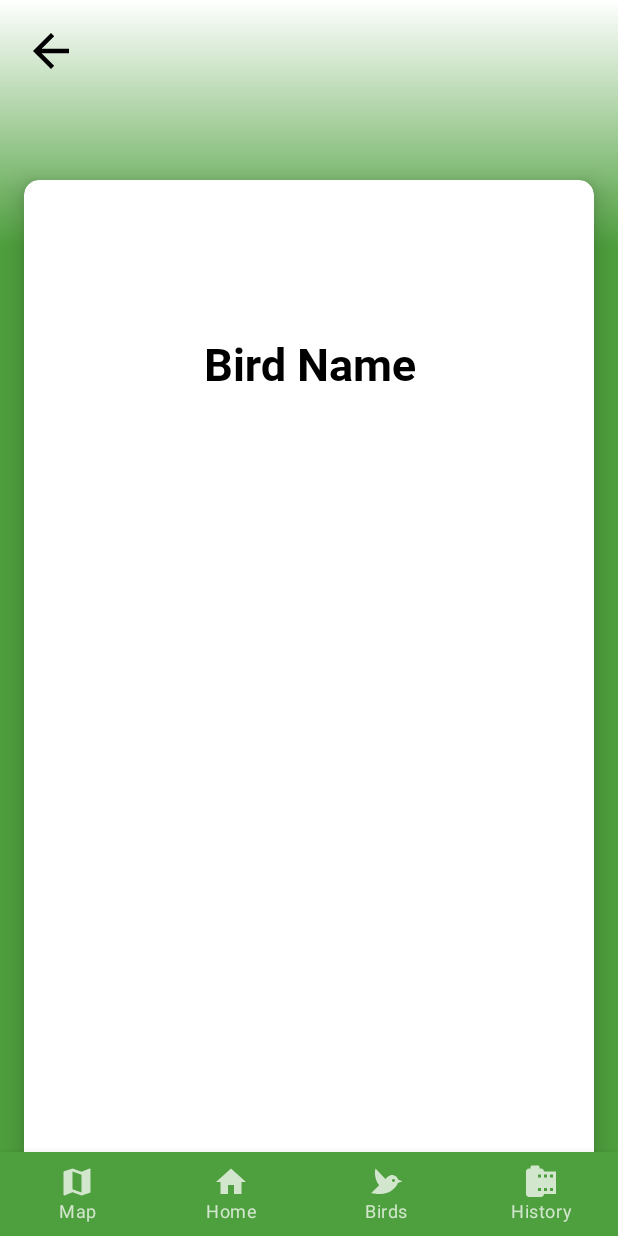
After one commit to michaelwoodsy/BirdWatch-Application, an Android app built with Jetpack Compose: the AddEntryScreen screen opened through its navigation route, on a phone screen of 412 x 824 dp. The commit adds this screen. Run offline under Robolectric (Android 15) with nearby library versions, the phone set to English and light mode, and no system bars; our stand-ins replace Dagger/Hilt's generated code, accompanist.

Commit message:
Add entry skeleton page and navigation

```diff
--- a/app/src/main/java/nz/ac/uclive/ojc31/seng440assignment2/graphs/NavGraph.kt
+++ b/app/src/main/java/nz/ac/uclive/ojc31/seng440assignment2/graphs/NavGraph.kt
@@ -11,7 +11,6 @@ import androidx.compose.runtime.*
 import androidx.compose.runtime.saveable.rememberSaveable
 import androidx.compose.ui.res.stringResource
 import androidx.navigation.NavDestination.Companion.hierarchy
-import androidx.navigation.NavGraph.Companion.findStartDestination
 import androidx.navigation.NavHostController
 import androidx.navigation.compose.NavHost
 import androidx.navigation.compose.composable
@@ -24,10 +23,8 @@ import androidx.compose.ui.unit.IntOffset
 import androidx.compose.ui.unit.dp
 import androidx.navigation.*
 import com.google.accompanist.permissions.ExperimentalPermissionsApi
-import nz.ac.uclive.ojc31.seng440assignment2.screens.BirdHistoryScreen
-import nz.ac.uclive.ojc31.seng440assignment2.screens.MapScreen
-import nz.ac.uclive.ojc31.seng440assignment2.screens.HomeScreen
-import nz.ac.uclive.ojc31.seng440assignment2.screens.SplashScreen
+import nz.ac.uclive.ojc31.seng440assignment2.screens.*
+import nz.ac.uclive.ojc31.seng440assignment2.screens.birdlist.AddEntryScreen
 import nz.ac.uclive.ojc31.seng440assignment2.screens.birdlist.BirdDetailsScreen
 import nz.ac.uclive.ojc31.seng440assignment2.screens.birdlist.BirdListScreen
 import kotlin.math.roundToInt
@@ -35,7 +32,7 @@ import kotlin.math.roundToInt
 @OptIn(ExperimentalPermissionsApi::class)
 @Composable
 fun NavGraph(navController: NavHostController) {
-    val showNavigationBar = rememberSaveable { (mutableStateOf(false))}
+    val showNavigationBar = rememberSaveable { (mutableStateOf(false)) }
     val navBackStackEntry by navController.currentBackStackEntryAsState()
     val destination = navBackStackEntry?.destination
 
@@ -43,8 +40,9 @@ fun NavGraph(navController: NavHostController) {
         Screen.Map,
         Screen.Home,
         Screen.Birds,
-        Screen.History
+        Screen.History,
     )
+
 
     when (destination?.route) {
         Screen.Splash.route -> showNavigationBar.value = false
@@ -73,6 +71,7 @@ fun NavGraph(navController: NavHostController) {
             composable(route = Screen.Home.route) {
                 Box(Modifier.padding(innerPadding)) {
                     HomeScreen(
+                        navController,
                         permissions = listOf(
                             Manifest.permission.CAMERA,
                             Manifest.permission.ACCESS_FINE_LOCATION,
@@ -83,7 +82,7 @@ fun NavGraph(navController: NavHostController) {
             }
             composable(route = Screen.Map.route) {
                 Box(Modifier.padding(innerPadding)) {
-                        MapScreen()
+                    MapScreen(navController = navController)
                 }
             }
             composable(route = Screen.History.route) {
@@ -92,6 +91,7 @@ fun NavGraph(navController: NavHostController) {
                 }
             }
             birdNavGraph(navController = navController, innerPadding = innerPadding)
+            entryNavGraph(navController = navController)
         }
 
     }
@@ -99,7 +99,7 @@ fun NavGraph(navController: NavHostController) {
 
 @OptIn(ExperimentalMaterialApi::class)
 @Composable
-fun SwipeToReturn(navController: NavHostController, content : @Composable ()-> Unit) {
+fun SwipeToReturn(navController: NavHostController, content: @Composable () -> Unit) {
     val configuration = LocalConfiguration.current // probably not the best way to get the size
     val width = configuration.screenWidthDp.dp
     val sizePx = with(LocalDensity.current) { width.toPx() }
@@ -141,7 +141,7 @@ fun SwipeToReturn(navController: NavHostController, content : @Composable ()-> U
 }
 
 fun NavGraphBuilder.birdNavGraph(navController: NavHostController, innerPadding: PaddingValues) {
-    navigation( startDestination = SubScreen.BirdList.route, route = Screen.Birds.route ) {
+    navigation(startDestination = SubScreen.BirdList.route, route = Screen.Birds.route) {
 
         composable(route = SubScreen.BirdList.route) {
             Box(Modifier.padding(innerPadding)) {
@@ -151,7 +151,7 @@ fun NavGraphBuilder.birdNavGraph(navController: NavHostController, innerPadding:
 
         composable(SubScreen.BirdDetails.route, arguments = listOf(
             navArgument(SubScreen.BirdDetails.birdId) { type = NavType.StringType },
-                navArgument(SubScreen.BirdDetails.birdName) { type = NavType.StringType}
+            navArgument(SubScreen.BirdDetails.birdName) { type = NavType.StringType }
         )
         ) {
             val birdId = remember { it.arguments?.getString(SubScreen.BirdDetails.birdId) }
@@ -168,8 +168,28 @@ fun NavGraphBuilder.birdNavGraph(navController: NavHostController, innerPadding:
     }
 }
 
+
+fun NavGraphBuilder.entryNavGraph(
+    navController: NavHostController,
+) {
+    navigation(startDestination = EntrySubScreen.PrevScreen.route, route = Screen.AddEntry.route) {
+
+        composable(
+            EntrySubScreen.AddEntryDetails.route, arguments = listOf()
+        ) {
+            SwipeToReturn(navController = navController) {
+                AddEntryScreen(navController)
+            }
+        }
+    }
+}
+
 @Composable
-fun NavigationBar(navController: NavHostController, items: List<Screen>, showNavigationBar: MutableState<Boolean>) {
+fun NavigationBar(
+    navController: NavHostController,
+    items: List<Screen>,
+    showNavigationBar: MutableState<Boolean>
+) {
     val navBackStackEntry by navController.currentBackStackEntryAsState()
     val currentDestination = navBackStackEntry?.destination
     AnimatedVisibility(
@@ -185,8 +205,8 @@ fun NavigationBar(navController: NavHostController, items: List<Screen>, showNav
 
             items.forEach { screen ->
                 BottomNavigationItem(
-                    selected = currentDestination?.hierarchy?.any {it.route == screen.route} == true,
-                    label = {Text(stringResource(screen.description))},
+                    selected = currentDestination?.hierarchy?.any { it.route == screen.route } == true,
+                    label = { Text(stringResource(screen.description)) },
                     icon = {
                         Icon(
                             painter = painterResource(id = screen.icon),
@@ -194,7 +214,7 @@ fun NavigationBar(navController: NavHostController, items: List<Screen>, showNav
                         )
                     },
                     onClick = {
-                        if (currentDestination?.hierarchy?.any {it.route == screen.route} == false) {
+                        if (currentDestination?.hierarchy?.any { it.route == screen.route } == false) {
                             navController.navigate(screen.route) {
                                 popUpTo(Screen.Home.route) {
                                     saveState = true
--- /dev/null
+++ b/app/src/main/java/nz/ac/uclive/ojc31/seng440assignment2/screens/AddEntryScreen.kt
@@ -0,0 +1,283 @@
+package nz.ac.uclive.ojc31.seng440assignment2.screens.birdlist
+
+import android.content.res.Configuration
+import androidx.compose.animation.AnimatedVisibility
+import androidx.compose.animation.fadeOut
+import androidx.compose.animation.slideInVertically
+import androidx.compose.foundation.*
+import androidx.compose.foundation.layout.*
+import androidx.compose.foundation.shape.RoundedCornerShape
+import androidx.compose.material.*
+import androidx.compose.material.icons.Icons
+import androidx.compose.material.icons.filled.ArrowBack
+import androidx.compose.runtime.*
+import androidx.compose.ui.Alignment
+import androidx.compose.ui.Modifier
+import androidx.compose.ui.draw.clip
+import androidx.compose.ui.draw.shadow
+import androidx.compose.ui.graphics.Brush
+import androidx.compose.ui.graphics.Color
+import androidx.compose.ui.platform.LocalConfiguration
+import androidx.compose.ui.text.font.FontWeight
+import androidx.compose.ui.text.style.TextAlign
+import androidx.compose.ui.text.style.TextOverflow
+import androidx.compose.ui.unit.Dp
+import androidx.compose.ui.unit.dp
+import androidx.compose.ui.unit.sp
+import androidx.hilt.navigation.compose.hiltViewModel
+import androidx.lifecycle.ViewModel
+import androidx.navigation.NavHostController
+import nz.ac.uclive.ojc31.seng440assignment2.data.birds.Birds
+import nz.ac.uclive.ojc31.seng440assignment2.data.images.Images
+import nz.ac.uclive.ojc31.seng440assignment2.screens.ExtendedAddEntryButton
+import nz.ac.uclive.ojc31.seng440assignment2.util.Resource
+import nz.ac.uclive.ojc31.seng440assignment2.viewmodel.AddEntryViewModel
+import nz.ac.uclive.ojc31.seng440assignment2.viewmodel.BirdDetailViewModel
+
+@Composable
+fun AddEntryScreen(
+    navController: NavHostController,
+    topPadding: Dp = 20.dp,
+    birdImageSize: Dp = 200.dp,
+    viewModel: AddEntryViewModel = hiltViewModel()
+) {
+
+    val configuration = LocalConfiguration.current
+    when (configuration.orientation) {
+        Configuration.ORIENTATION_PORTRAIT -> {
+            Box {
+                AddEntryTopSection(
+                    navController = navController,
+                    modifier = Modifier
+                        .fillMaxWidth()
+                        .fillMaxHeight(0.2f)
+                        .align(Alignment.TopCenter),
+                )
+                Box(
+                    modifier = Modifier
+                        .fillMaxWidth()
+                        .fillMaxHeight(0.8f)
+                        .background(MaterialTheme.colors.primary)
+                        .align(Alignment.BottomCenter)
+                )
+                AddEntryFormStateWrapper(
+                    modifier = Modifier
+                        .fillMaxSize()
+                        .padding(
+                            top = topPadding + birdImageSize / 2f,
+                            start = 16.dp,
+                            end = 16.dp,
+                            bottom = 16.dp
+                        )
+                        .shadow(10.dp, RoundedCornerShape(10.dp))
+                        .clip(RoundedCornerShape(10.dp))
+                        .background(MaterialTheme.colors.surface)
+                        .padding(16.dp)
+                        .align(Alignment.BottomCenter)
+                )
+                Box(
+                    modifier = Modifier
+                        .fillMaxWidth()
+                        .fillMaxHeight()
+                        .padding(16.dp)
+                ) {
+                    Box(
+                        modifier = Modifier
+                            .fillMaxSize(),
+                        contentAlignment = Alignment.TopCenter
+                    )
+                    {
+                        // Image
+                    }
+                }
+            }
+        }
+        else -> {
+            Box {
+                AddEntryLeftSection(
+                    navController = navController,
+                    modifier = Modifier
+                        .fillMaxWidth(0.2f)
+                        .fillMaxHeight()
+                        .align(Alignment.CenterStart),
+                )
+                Box(
+                    modifier = Modifier
+                        .fillMaxWidth(0.8f)
+                        .fillMaxHeight()
+                        .background(MaterialTheme.colors.primary)
+                        .align(Alignment.CenterEnd)
+                )
+                AddEntryFormStateWrapper(
+                    modifier = Modifier
+                        .fillMaxSize()
+                        .padding(
+                            top = 16.dp,
+                            start = 64.dp,
+                            end = 16.dp,
+                            bottom = 16.dp
+                        )
+                        .shadow(10.dp, RoundedCornerShape(10.dp))
+                        .clip(RoundedCornerShape(10.dp))
+                        .background(MaterialTheme.colors.surface)
+                        .padding(16.dp)
+                        .align(Alignment.BottomCenter),
+                )
+            }
+        }
+    }
+
+}
+
+@Composable
+fun AddEntryLeftSection(
+    navController: NavHostController,
+    modifier: Modifier = Modifier,
+) {
+    Box(
+        modifier = modifier
+            .background(
+                Brush.horizontalGradient(
+                    listOf(
+                        MaterialTheme.colors.surface,
+                        MaterialTheme.colors.primary
+                    )
+                )
+            ),
+        contentAlignment = Alignment.TopStart
+    ) {
+        Icon(
+            imageVector = Icons.Default.ArrowBack,
+            contentDescription = null,
+            tint = MaterialTheme.colors.onSurface,
+            modifier = Modifier
+                .size(36.dp)
+                .offset(16.dp, 16.dp)
+                .clickable {
+                    navController.popBackStack()
+                }
+                .align(Alignment.TopStart)
+        )
+    }
+}
+
+@Composable
+fun AddEntryTopSection(
+    navController: NavHostController,
+    modifier: Modifier = Modifier,
+) {
+    Box(
+        modifier = modifier
+            .background(
+                Brush.verticalGradient(
+                    listOf(
+                        MaterialTheme.colors.surface,
+                        MaterialTheme.colors.primary
+                    )
+                )
+            ),
+        contentAlignment = Alignment.TopStart
+    ) {
+        Icon(
+            imageVector = Icons.Default.ArrowBack,
+            contentDescription = null,
+            tint = MaterialTheme.colors.onSurface,
+            modifier = Modifier
+                .size(36.dp)
+                .offset(16.dp, 16.dp)
+                .clickable {
+                    navController.popBackStack()
+                }
+        )
+    }
+}
+
+@Composable
+fun AddEntryFormStateWrapper(
+    modifier: Modifier = Modifier,
+) {
+    val showForm = remember{ mutableStateOf(false)}
+
+    LaunchedEffect(Unit) {
+        showForm.value = true
+    }
+    AnimatedVisibility(
+        visible = showForm.value,
+        enter = slideInVertically(initialOffsetY = {it}),
+        exit = fadeOut(),
+
+
+        ) {
+        val configuration = LocalConfiguration.current
+        when (configuration.orientation) {
+            Configuration.ORIENTATION_PORTRAIT -> {
+                AddEntryForm(
+                    modifier = modifier
+                        .offset(y = (-10).dp)
+                )
+            }
+            else -> {
+                AddEntryForm(
+                    modifier = modifier
+                )
+            }
+        }
+    }
+
+}
+
+@Composable
+fun AddEntryForm(
+    modifier: Modifier,
+) {
+    val scrollState = rememberScrollState()
+    val birdName = "Bird Name"
+    val configuration = LocalConfiguration.current
+    when (configuration.orientation) {
+        Configuration.ORIENTATION_PORTRAIT -> {
+            Column(
+                horizontalAlignment = Alignment.CenterHorizontally,
+                modifier = modifier
+                    .fillMaxSize()
+                    .offset(y = 100.dp)
+                    .verticalScroll(scrollState)
+            ) {
+                Text(
+                    text = birdName,
+                    fontWeight = FontWeight.Bold,
+                    fontSize = 30.sp,
+                    textAlign = TextAlign.Center,
+                    color = MaterialTheme.colors.onSurface
+                )
+            }
+        }
+        else -> {
+            Column(
+                horizontalAlignment = Alignment.CenterHorizontally,
+                modifier = modifier
+                    .fillMaxSize()
+                    .verticalScroll(scrollState)
+            ) {
+                Row {
+                    Box(
+                        modifier = Modifier,
+                        contentAlignment = Alignment.TopCenter
+                    ) {
+                        // Image
+                    }
+                    Text(
+                        text = birdName,
+                        fontWeight = FontWeight.Bold,
+                        fontSize = 50.sp,
+                        textAlign = TextAlign.Center,
+                        modifier = Modifier
+                            .fillMaxWidth()
+                            .align(Alignment.CenterVertically),
+                        overflow = TextOverflow.Ellipsis,
+                        color = MaterialTheme.colors.onSurface
+                    )
+                }
+            }
+        }
+    }
+}
--- a/app/src/main/java/nz/ac/uclive/ojc31/seng440assignment2/screens/HistoryScreen.kt
+++ b/app/src/main/java/nz/ac/uclive/ojc31/seng440assignment2/screens/HistoryScreen.kt
@@ -36,7 +36,7 @@ import nz.ac.uclive.ojc31.seng440assignment2.viewmodel.BirdListViewModel
 fun BirdHistoryScreen(navController: NavHostController, viewModel: BirdHistoryViewModel = hiltViewModel()) {
     Scaffold(
         floatingActionButton = {
-            ExtendedAddEntryButton(){}
+            ExtendedAddEntryButton(navController)
         }
     ) { paddingValues ->
         Box(Modifier.padding(paddingValues)) {
--- a/app/src/main/java/nz/ac/uclive/ojc31/seng440assignment2/screens/birdlist/BirdDetailsScreen.kt
+++ b/app/src/main/java/nz/ac/uclive/ojc31/seng440assignment2/screens/birdlist/BirdDetailsScreen.kt
@@ -62,7 +62,7 @@ fun BirdDetailsScreen(
     val configuration = LocalConfiguration.current
     Scaffold(
         floatingActionButton = {
-            ExtendedAddEntryButton(){}
+            ExtendedAddEntryButton(navController)
         }
     ) { paddingValues ->
         Box(Modifier.padding(paddingValues)) {
--- /dev/null
+++ b/app/src/main/java/nz/ac/uclive/ojc31/seng440assignment2/viewmodel/AddEntryViewModel.kt
@@ -0,0 +1,11 @@
+package nz.ac.uclive.ojc31.seng440assignment2.viewmodel
+
+import androidx.lifecycle.ViewModel
+import dagger.hilt.android.lifecycle.HiltViewModel
+import nz.ac.uclive.ojc31.seng440assignment2.repository.BirdRepository
+import javax.inject.Inject
+
+@HiltViewModel
+class AddEntryViewModel @Inject constructor(
+) : ViewModel(){
+}
--- /dev/null
+++ b/app/src/main/res/drawable/add_entry.xml
@@ -0,0 +1,4 @@
+<?xml version="1.0" encoding="utf-8"?>
+<selector xmlns:android="http://schemas.android.com/apk/res/android">
+
+</selector>
--- a/app/src/main/res/values/strings.xml
+++ b/app/src/main/res/values/strings.xml
@@ -6,5 +6,5 @@
     <string name="screen_label_bird_list">Birds</string>
     <string name="screen_label_history">History</string>
     <string name="bird_search_hint">Search for birds…</string>
-
+    <string name="screen_label_add_entry">Add Entry</string>
 </resources>
```
Also changed, not shown: app/src/main/java/nz/ac/uclive/ojc31/seng440assignment2/graphs/Screens.kt (+11 -0 lines), app/src/main/java/nz/ac/uclive/ojc31/seng440assignment2/screens/HomeScreen.kt (+7 -3 lines), app/src/main/java/nz/ac/uclive/ojc31/seng440assignment2/screens/MapScreen.kt (+5 -2 lines), 1 other file. Lines whose indentation alone changed are shown as unchanged.
